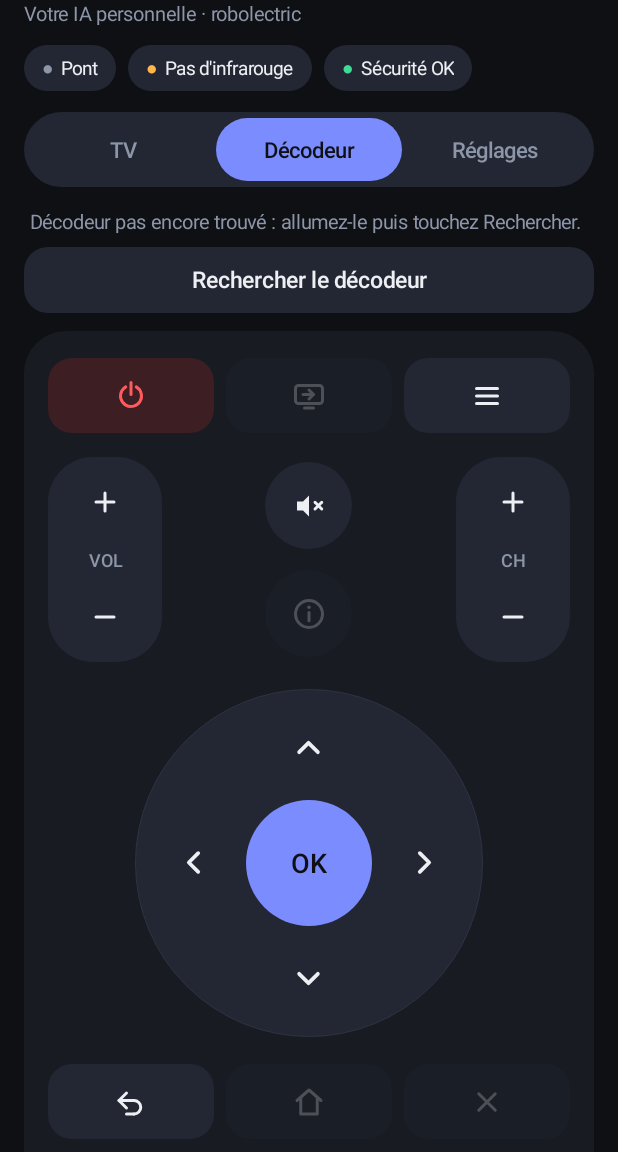
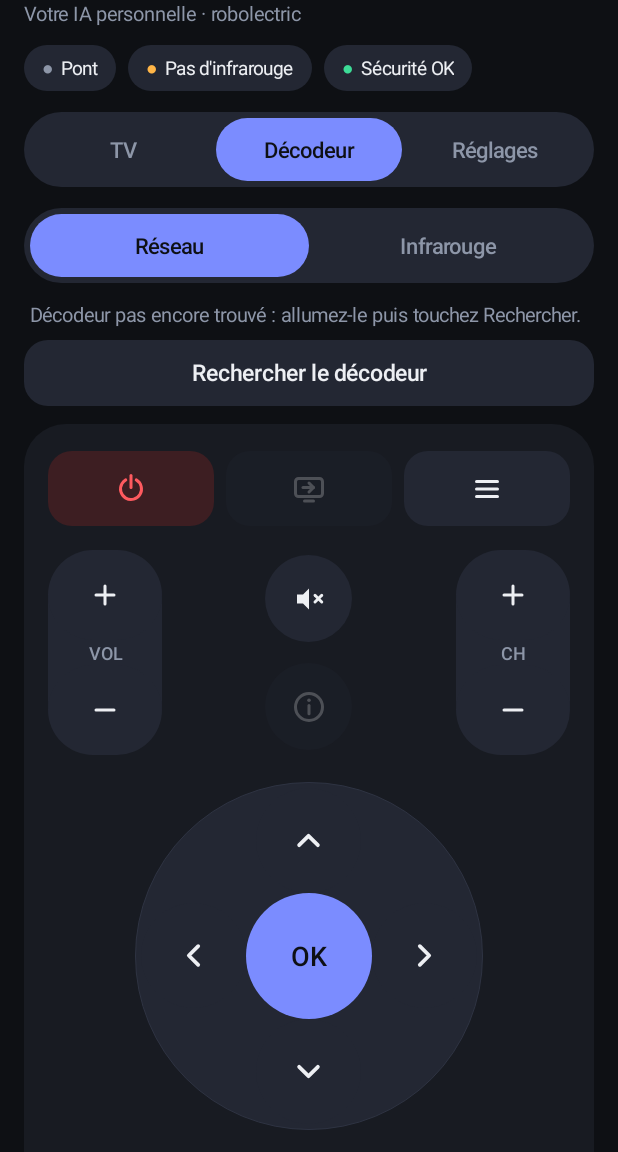
Before and after one commit to kevin97230/kevin97230, an Android app: the screen it shows after launch (MainActivity), after a tap on "Décodeur", on a phone screen of 412 x 824 dp, the part 84-1236 px from its top. Run offline under Robolectric (Android 15) with nearby library versions, the phone set to English and light mode, and no system bars; libraries missing offline, so code that uses them is left out: fi.iki.elonen; 4 statements that could not run were skipped.

Commit message:
Décodeur : message clair en veille profonde, mode infrarouge, recherche limitée au réseau local
- « Décodeur injoignable… veille profonde » au lieu de « Failed to connect »
- codes infrarouges du décodeur Orange (NEC étendu 0x0E86) et interrupteur Réseau / Infrarouge
- la recherche ignore les interfaces mobiles et VPN (rmnet, ccmni, tun…)

Co-Authored-By: Claude Opus 5.5 <noreply@anthropic.com>
Claude-Session: https://claude.ai/code/session_015BQhi4LN9feL7PuLGEoxxR

```diff
--- a/ia-locale/assistant/android-app/src/main/kotlin/ia/assistant/android/MainActivity.kt
+++ b/ia-locale/assistant/android-app/src/main/kotlin/ia/assistant/android/MainActivity.kt
@@ -58,6 +58,8 @@ class MainActivity : Activity() {
     private lateinit var tvWifiActions: LinearLayout
     private lateinit var tvRemoteHolder: FrameLayout
     private lateinit var decoderStatus: TextView
+    private lateinit var decoderNetworkActions: LinearLayout
+    private lateinit var decoderRemoteHolder: FrameLayout
     private lateinit var bridgeStatus: TextView
     private lateinit var bridgeButton: TextView
     private lateinit var emergencyButton: TextView
@@ -224,15 +226,44 @@ class MainActivity : Activity() {
     // ------------------------------------------------------------------ Onglet Décodeur
 
     private fun buildDecoderPage(): View = ui.vertical().apply {
-        decoderStatus = ui.text("", Palette.MUTED, 13f).apply { setPadding(ui.dp(4), 0, ui.dp(4), ui.dp(8)) }
+        addView(ui.segmented(listOf("Réseau", "Infrarouge"), if (decoderUsesNetwork()) 0 else 1) { i ->
+            prefs.edit().putString("mode_decodeur", if (i == 0) "reseau" else "ir").apply()
+            renderDecoderRemote()
+        })
+        decoderStatus = ui.text("", Palette.MUTED, 13f).apply { setPadding(ui.dp(4), ui.dp(12), ui.dp(4), 0) }
         addView(decoderStatus)
-        addView(ui.row(listOf(
+        decoderNetworkActions = ui.row(listOf(
             ui.button("Rechercher le décodeur", ButtonStyle.SECONDARY, heightDp = 44) { runTool("decodeur_rechercher", buildJsonObject {}) },
-        )).apply { (layoutParams as LinearLayout.LayoutParams).topMargin = 0 })
-        addView(remoteCard(ui.remote(OrangeKeys.CODES.keys) { key ->
-            runTool("decodeur_touche", buildJsonObject { put("touche", key) })
-        }), LinearLayout.LayoutParams(LinearLayout.LayoutParams.MATCH_PARENT, LinearLayout.LayoutParams.WRAP_CONTENT)
+        ))
+        addView(decoderNetworkActions)
+        decoderRemoteHolder = FrameLayout(context)
+        addView(decoderRemoteHolder, LinearLayout.LayoutParams(LinearLayout.LayoutParams.MATCH_PARENT, LinearLayout.LayoutParams.WRAP_CONTENT)
             .apply { topMargin = ui.dp(12) })
+        renderDecoderRemote()
+    }
+
+    private fun decoderUsesNetwork() = prefs.getString("mode_decodeur", "reseau") != "ir"
+
+    /** Réseau : API locale (rapide, mais le décodeur doit être allumé). Infrarouge : marche même en veille. */
+    private fun renderDecoderRemote() {
+        decoderRemoteHolder.removeAllViews()
+        val remote = if (decoderUsesNetwork()) {
+            ui.remote(OrangeKeys.CODES.keys) { key -> runTool("decodeur_touche", buildJsonObject { put("touche", key) }) }
+        } else {
+            val device = runCatching { app.loadIrLibrary().get("decodeur_orange") }.getOrNull()
+            if (device == null) {
+                ui.text("Aucun code infrarouge pour le décodeur.", Palette.MUTED, 14f)
+            } else {
+                ui.remote(device.buttons.keys) { key ->
+                    runTool("ir_envoyer_touche", buildJsonObject {
+                        put("appareil", device.id)
+                        put("touche", key)
+                    })
+                }
+            }
+        }
+        decoderRemoteHolder.addView(remoteCard(remote))
+        if (::journalList.isInitialized) refresh()
     }
 
     // ------------------------------------------------------------------ Onglet Réglages
@@ -368,7 +399,17 @@ class MainActivity : Activity() {
 
         // Décodeur
         val decoder = app.decoderAddress()
-        decoderStatus.text = if (decoder == null) "Décodeur pas encore trouvé : allumez-le puis touchez Rechercher." else "Décodeur Orange · $decoder (réseau de la maison)"
+        if (decoderUsesNetwork()) {
+            decoderNetworkActions.visibility = View.VISIBLE
+            decoderStatus.text = if (decoder == null) {
+                "Décodeur pas encore trouvé : allumez-le puis touchez Rechercher."
+            } else {
+                "Décodeur Orange · $decoder (réseau de la maison). S'il est en veille profonde, passez en Infrarouge."
+            }
+        } else {
+            decoderNetworkActions.visibility = View.GONE
+            decoderStatus.text = "Infrarouge · fonctionne même en veille. Pointez le haut du téléphone vers le décodeur."
+        }
 
         // Réglages
         val addresses = DeviceStatus.localAddresses()
--- a/ia-locale/assistant/core/src/main/kotlin/ia/assistant/core/network/Network.kt
+++ b/ia-locale/assistant/core/src/main/kotlin/ia/assistant/core/network/Network.kt
@@ -37,7 +37,7 @@ object LocalNetwork {
     /** Toutes les adresses du (des) réseau(x) Wi-Fi / Ethernet local(aux) en /24, sauf la nôtre. */
     fun neighbourHosts(): List<String> = runCatching {
         NetworkInterface.getNetworkInterfaces().toList()
-            .filter { it.isUp && !it.isLoopback && !it.isVirtual && !it.name.startsWith("tun") }
+            .filter { it.isUp && !it.isLoopback && !it.isVirtual && !isMobileOrVpn(it.name) }
             .flatMap { it.interfaceAddresses }
             .mapNotNull { it.address as? Inet4Address }
             .map { it.hostAddress.orEmpty() }
@@ -48,6 +48,11 @@ object LocalNetwork {
             }
             .distinct()
     }.getOrDefault(emptyList())
+
+    /** Interfaces à ignorer : données mobiles (rmnet, ccmni…), VPN (tun), partage, interfaces virtuelles. */
+    private val IGNORED_INTERFACES = listOf("rmnet", "ccmni", "tun", "ppp", "wwan", "clat", "v4-", "dummy", "p2p", "rndis", "ipsec")
+
+    internal fun isMobileOrVpn(name: String): Boolean = IGNORED_INTERFACES.any { name.lowercase().startsWith(it) }
 
     /** Teste les adresses en parallèle et renvoie celles pour lesquelles [probe] répond vrai. */
     fun scan(hosts: List<String>, threads: Int = 48, probe: (String) -> Boolean): List<String> {
```
Also changed, not shown: ia-locale/assistant/core/src/main/kotlin/ia/assistant/core/network/OrangeDecoder.kt (+13 -3 lines), ia-locale/assistant/core/src/main/resources/ia/assistant/core/infrared/appareils_exemple.json (+20 -1 lines), 2 other files.
